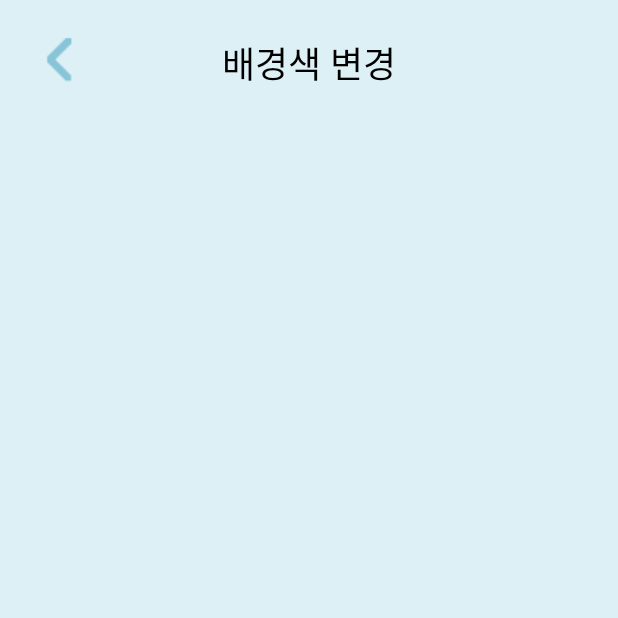
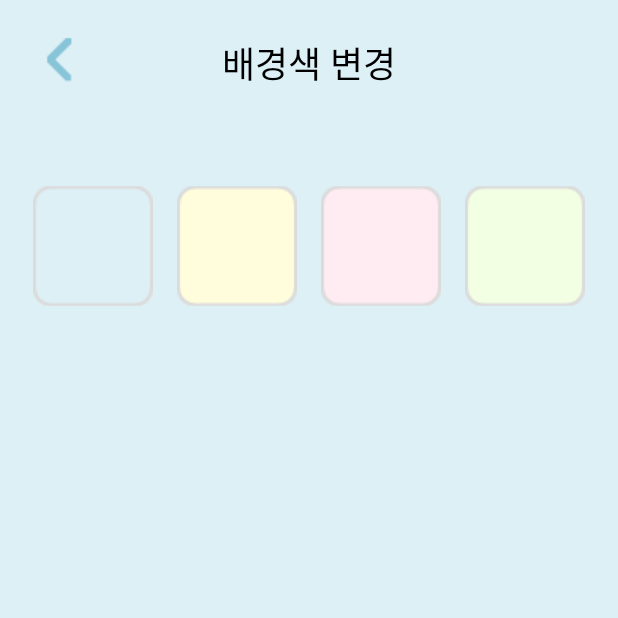
Before and after one commit to eunj0o/Grime, an Android app: the ColorChange screen opened directly, with no data from a screen before it, on a phone screen of 412 x 824 dp, the top half of it. Run offline under Robolectric (Android 15) with nearby library versions, the phone set to English and light mode, and no system bars; Roboto replaces fonts that are not available here.

Commit message:
colorchange
배경색 변경

```diff
--- a/app/src/main/AndroidManifest.xml
+++ b/app/src/main/AndroidManifest.xml
@@ -35,7 +35,7 @@
             android:name=".PaintingActivity"
             android:exported="false" />
         <activity
-            android:name=".PaintingDiary"
+            android:name=".PaintingDiaryActivity"
             android:exported="false" />
         <activity
             android:name=".MainActivity"
--- a/app/src/main/java/com/example/grime/ColorChange.kt
+++ b/app/src/main/java/com/example/grime/ColorChange.kt
@@ -1,23 +1,56 @@
 package com.example.grime
 
 import android.content.Intent
+import android.graphics.Color
 import androidx.appcompat.app.AppCompatActivity
 import android.os.Bundle
 import android.widget.ImageButton
+import androidx.constraintlayout.widget.ConstraintLayout
 
 class ColorChange : AppCompatActivity() {
 
     lateinit var BackButton: ImageButton
+    lateinit var skyblueButton: ImageButton
+    lateinit var butterButton: ImageButton
+    lateinit var pinkButton: ImageButton
+    lateinit var melonButton: ImageButton
+    lateinit var colorchangelayout: ConstraintLayout
+
     override fun onCreate(savedInstanceState: Bundle?) {
         super.onCreate(savedInstanceState)
         setContentView(R.layout.activity_color_change)
 
         BackButton = findViewById(R.id.colorchangeback)
+        skyblueButton = findViewById(R.id.skyblue)
+        butterButton = findViewById(R.id.butter)
+        pinkButton = findViewById(R.id.pink)
+        melonButton = findViewById(R.id.melon)
+        colorchangelayout = findViewById(R.id.colorchangelayout)
 
 
+        //뒤로가기 버튼
         BackButton.setOnClickListener {
             var intent = Intent(this, MainSetting::class.java)
             startActivity(intent)
         }
+
+        //색 변경 버튼
+         skyblueButton.setOnClickListener {
+             colorchangelayout.setBackgroundColor(Color.parseColor("#DDF0F6"))
+         }
+
+        butterButton.setOnClickListener {
+            colorchangelayout.setBackgroundColor(Color.parseColor("#FFFDDC"))
+        }
+
+        pinkButton.setOnClickListener {
+            colorchangelayout.setBackgroundColor(Color.parseColor("#FFEBF2"))
+        }
+
+        melonButton.setOnClickListener {
+            colorchangelayout.setBackgroundColor(Color.parseColor("F2FFE3"))
+        }
+
+
     }
 }
--- a/app/src/main/java/com/example/grime/FontChange.kt
+++ b/app/src/main/java/com/example/grime/FontChange.kt
@@ -34,8 +34,8 @@ class FontChange : AppCompatActivity() {
         }
 
 
-        val titleText = PaintingDiary().titleText
-        val writeText = PaintingDiary().writeText
+        val titleText = PaintingDiaryActivity().titleText
+        val writeText = PaintingDiaryActivity().writeText
 
 
 
--- a/app/src/main/java/com/example/grime/PaintingDiary.kt
+++ /dev/null
@@ -1,19 +0,0 @@
-package com.example.grime
-
-import androidx.appcompat.app.AppCompatActivity
-import android.os.Bundle
-import android.widget.EditText
-import android.widget.TextView
-
-class PaintingDiary : AppCompatActivity() {
-
-    lateinit var titleText : EditText
-    lateinit var writeText : EditText
-    override fun onCreate(savedInstanceState: Bundle?) {
-        super.onCreate(savedInstanceState)
-        setContentView(R.layout.activity_painting_diary)
-
-        titleText = findViewById(R.id.titleEdit)
-        writeText = findViewById(R.id.writeEdit)
-    }
-}
--- a/app/src/main/java/com/example/grime/PaintingDiaryActivity.kt
+++ b/app/src/main/java/com/example/grime/PaintingDiaryActivity.kt
@@ -4,10 +4,14 @@ import android.annotation.SuppressLint
 import android.content.Intent
 import androidx.appcompat.app.AppCompatActivity
 import android.os.Bundle
+import android.widget.EditText
 import android.widget.LinearLayout
 import android.widget.TextView
 
 class PaintingDiaryActivity : AppCompatActivity() {
+
+    lateinit var titleText : EditText
+    lateinit var writeText : EditText
     @SuppressLint("MissingInflatedId")
     override fun onCreate(savedInstanceState: Bundle?) {
         super.onCreate(savedInstanceState)
@@ -22,6 +26,9 @@ class PaintingDiaryActivity : AppCompatActivity() {
         var month = intent.getIntExtra("month", 0).toString()
         var date = intent.getIntExtra("date", 0).toString()
 
+        titleText = findViewById(R.id.titleEdit)
+        writeText = findViewById(R.id.writeEdit)
+
 
         diaryDate.setText(year + "년 " + month + "월 " + date + "일")
 
--- a/app/src/main/res/layout/activity_color_change.xml
+++ b/app/src/main/res/layout/activity_color_change.xml
@@ -2,6 +2,7 @@
 <androidx.constraintlayout.widget.ConstraintLayout xmlns:android="http://schemas.android.com/apk/res/android"
     xmlns:app="http://schemas.android.com/apk/res-auto"
     xmlns:tools="http://schemas.android.com/tools"
+    android:id="@+id/colorchangelayout"
     android:layout_width="match_parent"
     android:layout_height="match_parent"
     android:background="#DDF0F6"
@@ -17,7 +18,7 @@
         app:layout_constraintStart_toStartOf="parent"
         app:layout_constraintTop_toTopOf="parent"
         app:srcCompat="@drawable/back"
-        tools:ignore="SpeakableTextPresentCheck"/>
+        tools:ignore="SpeakableTextPresentCheck" />
 
     <TextView
         android:id="@+id/colorchangeText"
@@ -32,4 +33,59 @@
         app:layout_constraintStart_toStartOf="parent"
         app:layout_constraintTop_toTopOf="parent" />
 
+    <ImageButton
+        android:id="@+id/butter"
+        android:layout_width="80dp"
+        android:layout_height="80dp"
+        android:layout_marginStart="8dp"
+        android:layout_marginTop="60dp"
+        android:layout_marginEnd="8dp"
+        android:backgroundTint="#00FFFFFF"
+        android:src="@drawable/butter"
+        app:layout_constraintEnd_toStartOf="@+id/pink"
+        app:layout_constraintStart_toEndOf="@+id/skyblue"
+        app:layout_constraintTop_toBottomOf="@+id/colorchangeback"
+        tools:ignore="SpeakableTextPresentCheck" />
+
+    <ImageButton
+        android:id="@+id/skyblue"
+        android:layout_width="80dp"
+        android:layout_height="80dp"
+        android:layout_marginStart="32dp"
+        android:layout_marginTop="60dp"
+        android:layout_marginEnd="8dp"
+        android:backgroundTint="#00FFFFFF"
+        app:layout_constraintEnd_toStartOf="@+id/butter"
+        app:layout_constraintStart_toStartOf="parent"
+        app:layout_constraintTop_toBottomOf="@+id/colorchangeback"
+        app:srcCompat="@drawable/skyblue"
+        tools:ignore="SpeakableTextPresentCheck" />
+
+    <ImageButton
+        android:id="@+id/pink"
+        android:layout_width="80dp"
+        android:layout_height="80dp"
+        android:layout_marginStart="8dp"
+        android:layout_marginTop="60dp"
+        android:layout_marginEnd="8dp"
+        android:backgroundTint="#00FFFFFF"
+        app:layout_constraintEnd_toStartOf="@+id/melon"
+        app:layout_constraintStart_toEndOf="@+id/butter"
+        app:layout_constraintTop_toBottomOf="@+id/colorchangeback"
+        app:srcCompat="@drawable/pink"
+        tools:ignore="SpeakableTextPresentCheck" />
+
+    <ImageButton
+        android:id="@+id/melon"
+        android:layout_width="80dp"
+        android:layout_height="80dp"
+        android:layout_marginStart="8dp"
+        android:layout_marginTop="60dp"
+        android:layout_marginEnd="32dp"
+        app:layout_constraintEnd_toEndOf="parent"
+        app:layout_constraintStart_toEndOf="@+id/pink"
+        app:layout_constraintTop_toBottomOf="@+id/colorchangeback"
+        app:srcCompat="@drawable/melon"
+        tools:ignore="SpeakableTextPresentCheck" />
+
 </androidx.constraintlayout.widget.ConstraintLayout>
--- a/app/src/main/res/layout/activity_font_change.xml
+++ b/app/src/main/res/layout/activity_font_change.xml
@@ -2,6 +2,7 @@
 <androidx.constraintlayout.widget.ConstraintLayout xmlns:android="http://schemas.android.com/apk/res/android"
     xmlns:app="http://schemas.android.com/apk/res-auto"
     xmlns:tools="http://schemas.android.com/tools"
+    android:id="@+id/fontchangelayout"
     android:layout_width="match_parent"
     android:layout_height="match_parent"
     android:background="#DDF0F6"
@@ -17,7 +18,7 @@
         app:layout_constraintStart_toStartOf="parent"
         app:layout_constraintTop_toTopOf="parent"
         app:srcCompat="@drawable/back"
-        tools:ignore="SpeakableTextPresentCheck"/>
+        tools:ignore="SpeakableTextPresentCheck" />
 
     <TextView
         android:id="@+id/fontchangeText"
--- a/app/src/main/res/layout/activity_main.xml
+++ b/app/src/main/res/layout/activity_main.xml
@@ -2,6 +2,7 @@
 <androidx.constraintlayout.widget.ConstraintLayout xmlns:android="http://schemas.android.com/apk/res/android"
     xmlns:app="http://schemas.android.com/apk/res-auto"
     xmlns:tools="http://schemas.android.com/tools"
+    android:id="@+id/mainlayout"
     android:layout_width="match_parent"
     android:layout_height="match_parent"
     android:background="#DDF0F6"
@@ -28,6 +29,6 @@
         app:layout_constraintStart_toStartOf="parent"
         app:layout_constraintTop_toTopOf="parent"
         app:srcCompat="@drawable/menu"
-        tools:ignore="SpeakableTextPresentCheck"/>
+        tools:ignore="SpeakableTextPresentCheck" />
 
 </androidx.constraintlayout.widget.ConstraintLayout>
--- a/app/src/main/res/layout/activity_main_setting.xml
+++ b/app/src/main/res/layout/activity_main_setting.xml
@@ -2,7 +2,7 @@
 <androidx.constraintlayout.widget.ConstraintLayout xmlns:android="http://schemas.android.com/apk/res/android"
     xmlns:app="http://schemas.android.com/apk/res-auto"
     xmlns:tools="http://schemas.android.com/tools"
-    android:id="@+id/mainsetting"
+    android:id="@+id/mainsettinglayout"
     android:layout_width="match_parent"
     android:layout_height="match_parent"
     android:background="#DDF0F6"
--- a/app/src/main/res/layout/activity_painting.xml
+++ b/app/src/main/res/layout/activity_painting.xml
@@ -2,7 +2,7 @@
 <androidx.constraintlayout.widget.ConstraintLayout xmlns:android="http://schemas.android.com/apk/res/android"
     xmlns:app="http://schemas.android.com/apk/res-auto"
     xmlns:tools="http://schemas.android.com/tools"
-    android:id="@+id/layout2"
+    android:id="@+id/paintinglayout"
     android:layout_width="match_parent"
     android:layout_height="match_parent"
     android:background="#DDF0F6"
--- a/app/src/main/res/layout/activity_painting_diary.xml
+++ b/app/src/main/res/layout/activity_painting_diary.xml
@@ -2,10 +2,11 @@
 <androidx.constraintlayout.widget.ConstraintLayout xmlns:android="http://schemas.android.com/apk/res/android"
     xmlns:app="http://schemas.android.com/apk/res-auto"
     xmlns:tools="http://schemas.android.com/tools"
+    android:id="@+id/paintingdiarylayout"
     android:layout_width="match_parent"
     android:layout_height="match_parent"
     android:background="#DDF0F6"
-    tools:context=".PaintingDiary">
+    tools:context=".PaintingDiaryActivity">
 
 
     <LinearLayout
@@ -82,7 +83,7 @@
         app:layout_constraintEnd_toEndOf="parent"
         app:layout_constraintTop_toTopOf="parent"
         app:srcCompat="@drawable/menu"
-        tools:ignore="SpeakableTextPresentCheck"/>
+        tools:ignore="SpeakableTextPresentCheck" />
 
     <EditText
         android:id="@+id/writeEdit"
@@ -122,7 +123,7 @@
         app:layout_constraintStart_toStartOf="parent"
         app:layout_constraintTop_toBottomOf="@+id/mindText"
         app:srcCompat="@drawable/angry"
-        tools:ignore="SpeakableTextPresentCheck"/>
+        tools:ignore="SpeakableTextPresentCheck" />
 
     <ImageButton
         android:id="@+id/sad"
@@ -133,7 +134,7 @@
         app:layout_constraintStart_toEndOf="@+id/angry"
         app:layout_constraintTop_toBottomOf="@+id/mindText"
         app:srcCompat="@drawable/sad"
-        tools:ignore="SpeakableTextPresentCheck"/>
+        tools:ignore="SpeakableTextPresentCheck" />
 
     <ImageButton
         android:id="@+id/happy"
@@ -145,7 +146,7 @@
         app:layout_constraintStart_toEndOf="@+id/sad"
         app:layout_constraintTop_toBottomOf="@+id/mindText"
         app:srcCompat="@drawable/happy"
-        tools:ignore="SpeakableTextPresentCheck"/>
+        tools:ignore="SpeakableTextPresentCheck" />
 
     <ImageButton
         android:id="@+id/soso"
@@ -157,7 +158,7 @@
         app:layout_constraintStart_toEndOf="@+id/happy"
         app:layout_constraintTop_toBottomOf="@+id/mindText"
         app:srcCompat="@drawable/soso"
-        tools:ignore="SpeakableTextPresentCheck"/>
+        tools:ignore="SpeakableTextPresentCheck" />
 
     <ImageButton
         android:id="@+id/imageButton7"
@@ -171,6 +172,6 @@
         app:layout_constraintStart_toEndOf="@+id/soso"
         app:layout_constraintTop_toBottomOf="@+id/mindText"
         app:srcCompat="@drawable/delight"
-        tools:ignore="SpeakableTextPresentCheck"/>
+        tools:ignore="SpeakableTextPresentCheck" />
 
 </androidx.constraintlayout.widget.ConstraintLayout>
--- a/app/src/main/res/layout/activity_pen.xml
+++ b/app/src/main/res/layout/activity_pen.xml
@@ -68,6 +68,7 @@
             android:layout_width="match_parent"
             android:layout_height="53dp"
             android:background="#00000000"
+            android:fontFamily="@font/kopubworlddotummedium"
             android:gravity="center"
             android:onClick="mOnClose"
             android:text="저장"
--- a/app/src/main/res/layout/activity_trash_can.xml
+++ b/app/src/main/res/layout/activity_trash_can.xml
@@ -2,6 +2,7 @@
 <androidx.constraintlayout.widget.ConstraintLayout xmlns:android="http://schemas.android.com/apk/res/android"
     xmlns:app="http://schemas.android.com/apk/res-auto"
     xmlns:tools="http://schemas.android.com/tools"
+    android:id="@+id/trashcanlayout"
     android:layout_width="match_parent"
     android:layout_height="match_parent"
     android:background="#DDF0F6"
@@ -17,7 +18,7 @@
         app:layout_constraintStart_toStartOf="parent"
         app:layout_constraintTop_toTopOf="parent"
         app:srcCompat="@drawable/back"
-        tools:ignore="SpeakableTextPresentCheck"/>
+        tools:ignore="SpeakableTextPresentCheck" />
 
     <TextView
         android:id="@+id/trashcanText"
```
Also changed, not shown: app/src/main/res/drawable/butter.png (added), app/src/main/res/drawable/melon.png (added), app/src/main/res/drawable/pink.png (added), app/src/main/res/drawable/skyblue.png (added).
